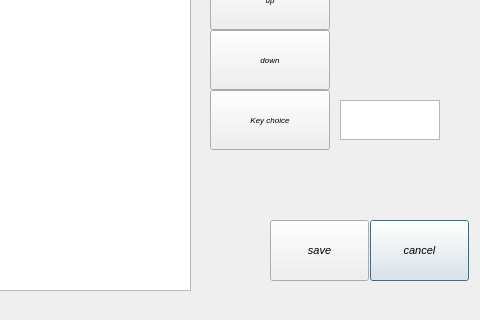
The window that dialog_newcontrol.ui (fredericabry/raspiloop) describes before a commit, drawn with Qt 5; both pictures show x 320 to 800 and y 160 to 480 of the 800 by 480 pixel window.
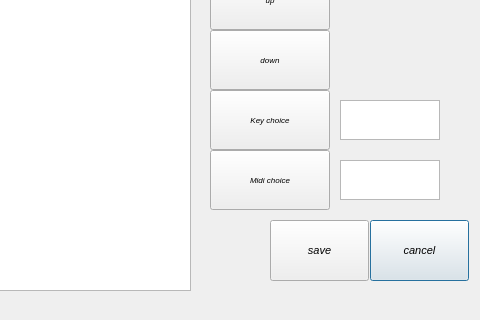
The same window after the commit.

What changed in the file:
```diff
--- a/dialog_newcontrol.ui
+++ b/dialog_newcontrol.ui
@@ -185,6 +185,41 @@
     <string>down</string>
    </property>
   </widget>
+  <widget class="QPushButton" name="bMidiChoice">
+   <property name="geometry">
+    <rect>
+     <x>530</x>
+     <y>310</y>
+     <width>120</width>
+     <height>60</height>
+    </rect>
+   </property>
+   <property name="font">
+    <font>
+     <pointsize>6</pointsize>
+     <italic>true</italic>
+    </font>
+   </property>
+   <property name="text">
+    <string>Midi choice</string>
+   </property>
+  </widget>
+  <widget class="QTextBrowser" name="consoleMidi">
+   <property name="geometry">
+    <rect>
+     <x>660</x>
+     <y>320</y>
+     <width>100</width>
+     <height>40</height>
+    </rect>
+   </property>
+   <property name="font">
+    <font>
+     <pointsize>7</pointsize>
+     <italic>true</italic>
+    </font>
+   </property>
+  </widget>
  </widget>
  <resources/>
  <connections/>
```
